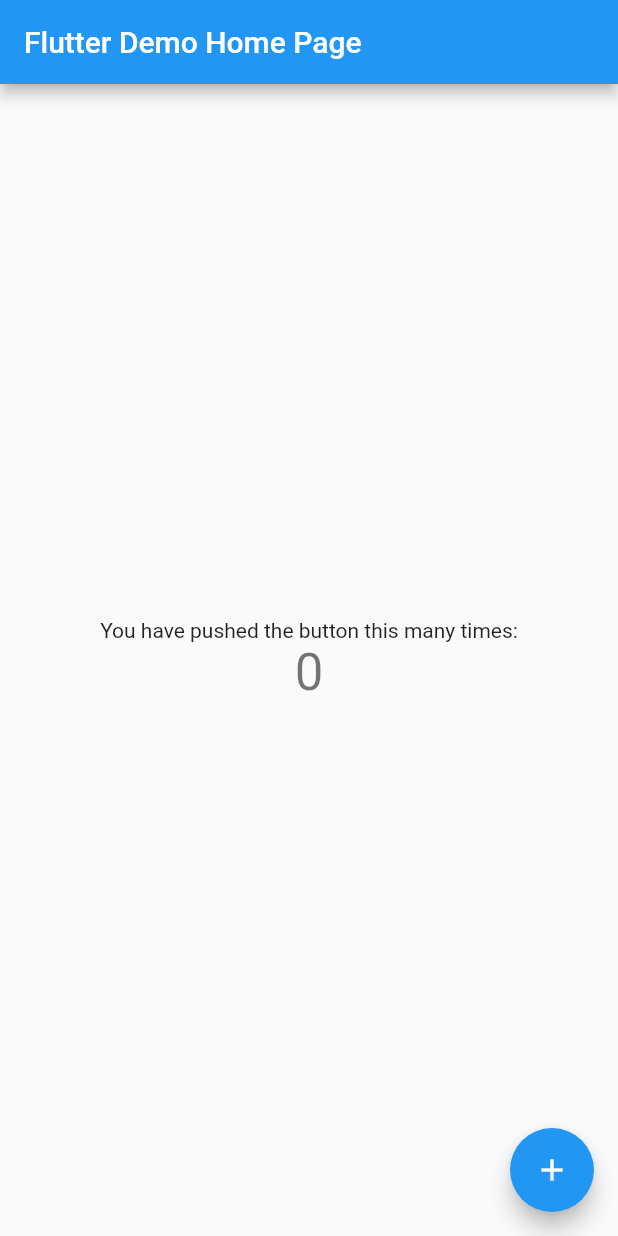
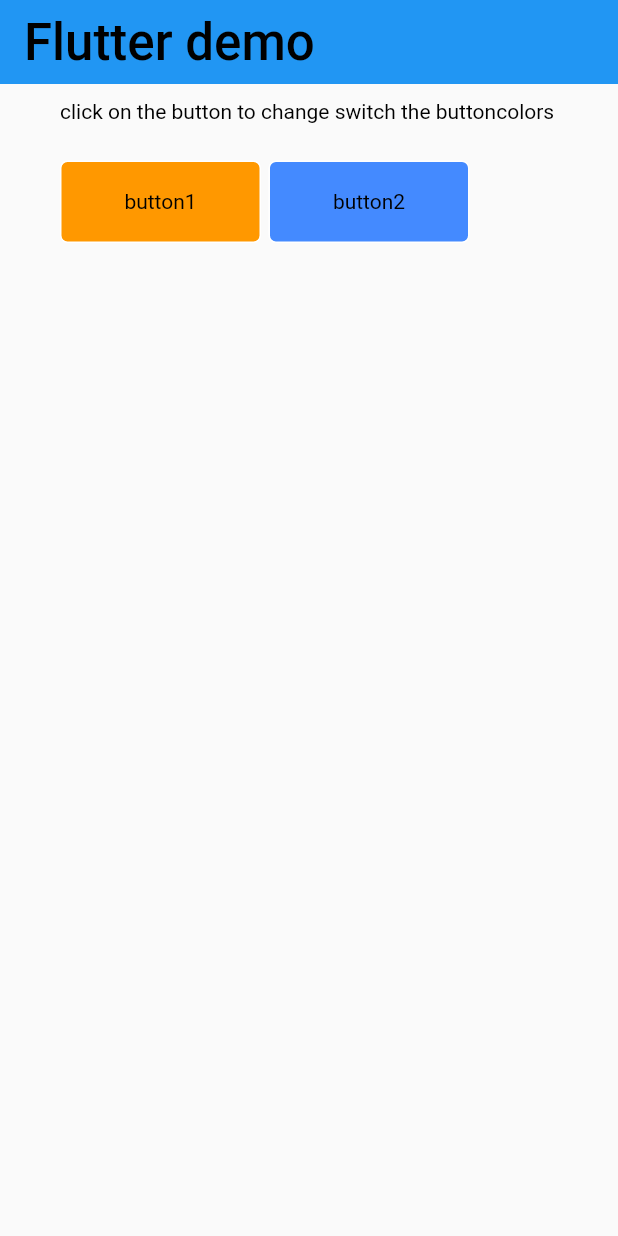
Before and after one commit to SnehaK3252/FlutterExamples, a Flutter app: the screen it shows after launch, on a phone screen of 412 x 824 dp. Run offline on Flutter 3.47's test engine with Material 2 defaults, Android fonts, the phone set to English and light mode, and no system bars.

Commit message:
button_color_switch

```diff
--- a/lib/main.dart
+++ b/lib/main.dart
@@ -1,3 +1,4 @@
+import 'package:buttoncolorchange/sitch_button_colors.dart';
 import 'package:flutter/material.dart';
 
 void main() => runApp(MyApp());
@@ -9,103 +10,9 @@ class MyApp extends StatelessWidget {
     return MaterialApp(
       title: 'Flutter Demo',
       theme: ThemeData(
-        // This is the theme of your application.
-        //
-        // Try running your application with "flutter run". You'll see the
-        // application has a blue toolbar. Then, without quitting the app, try
-        // changing the primarySwatch below to Colors.green and then invoke
-        // "hot reload" (press "r" in the console where you ran "flutter run",
-        // or simply save your changes to "hot reload" in a Flutter IDE).
-        // Notice that the counter didn't reset back to zero; the application
-        // is not restarted.
         primarySwatch: Colors.blue,
       ),
-      home: MyHomePage(title: 'Flutter Demo Home Page'),
+      home: SwitchButtonColor(),
     );
   }
 }
-
-class MyHomePage extends StatefulWidget {
-  MyHomePage({Key key, this.title}) : super(key: key);
-
-  // This widget is the home page of your application. It is stateful, meaning
-  // that it has a State object (defined below) that contains fields that affect
-  // how it looks.
-
-  // This class is the configuration for the state. It holds the values (in this
-  // case the title) provided by the parent (in this case the App widget) and
-  // used by the build method of the State. Fields in a Widget subclass are
-  // always marked "final".
-
-  final String title;
-
-  @override
-  _MyHomePageState createState() => _MyHomePageState();
-}
-
-class _MyHomePageState extends State<MyHomePage> {
-  int _counter = 0;
-
-  void _incrementCounter() {
-    setState(() {
-      // This call to setState tells the Flutter framework that something has
-      // changed in this State, which causes it to rerun the build method below
-      // so that the display can reflect the updated values. If we changed
-      // _counter without calling setState(), then the build method would not be
-      // called again, and so nothing would appear to happen.
-      _counter++;
-    });
-  }
-
-  @override
-  Widget build(BuildContext context) {
-    // This method is rerun every time setState is called, for instance as done
-    // by the _incrementCounter method above.
-    //
-    // The Flutter framework has been optimized to make rerunning build methods
-    // fast, so that you can just rebuild anything that needs updating rather
-    // than having to individually change instances of widgets.
-    return Scaffold(
-      appBar: AppBar(
-        // Here we take the value from the MyHomePage object that was created by
-        // the App.build method, and use it to set our appbar title.
-        title: Text(widget.title),
-      ),
-      body: Center(
-        // Center is a layout widget. It takes a single child and positions it
-        // in the middle of the parent.
-        child: Column(
-          // Column is also layout widget. It takes a list of children and
-          // arranges them vertically. By default, it sizes itself to fit its
-          // children horizontally, and tries to be as tall as its parent.
-          //
-          // Invoke "debug painting" (press "p" in the console, choose the
-          // "Toggle Debug Paint" action from the Flutter Inspector in Android
-          // Studio, or the "Toggle Debug Paint" command in Visual Studio Code)
-          // to see the wireframe for each widget.
-          //
-          // Column has various properties to control how it sizes itself and
-          // how it positions its children. Here we use mainAxisAlignment to
-          // center the children vertically; the main axis here is the vertical
-          // axis because Columns are vertical (the cross axis would be
-          // horizontal).
-          mainAxisAlignment: MainAxisAlignment.center,
-          children: <Widget>[
-            Text(
-              'You have pushed the button this many times:',
-            ),
-            Text(
-              '$_counter',
-              style: Theme.of(context).textTheme.display1,
-            ),
-          ],
-        ),
-      ),
-      floatingActionButton: FloatingActionButton(
-        onPressed: _incrementCounter,
-        tooltip: 'Increment',
-        child: Icon(Icons.add),
-      ), // This trailing comma makes auto-formatting nicer for build methods.
-    );
-  }
-}
--- /dev/null
+++ b/lib/sitch_button_colors.dart
@@ -0,0 +1,115 @@
+import 'package:flutter/material.dart';
+
+class SwitchButtonColor extends StatefulWidget {
+  @override
+  _SwitchButtonColorState createState() => _SwitchButtonColorState();
+}
+
+class _SwitchButtonColorState extends State<SwitchButtonColor> {
+  // GlobalKey<FormState> _formKey = GlobalKey<FormState>();
+
+  static bool _individualActive = false;
+  bool _businessActivity = !_individualActive;
+
+  void _handleTap() {
+    setState(() {
+      _individualActive = !_individualActive;
+      _businessActivity = !_individualActive;
+    });
+  }
+
+  void _handleTapBus() {
+    setState(() {
+      _businessActivity = !_businessActivity;
+      _individualActive = !_businessActivity;
+    });
+  }
+
+  @override
+  Widget build(BuildContext context) {
+    return Scaffold(
+        appBar: AppBar(
+          elevation: 0.0,
+          title: Text(
+            "Flutter demo",
+            style: TextStyle(
+              color: Colors.black,
+              fontSize: 34.0,
+            ),
+          ),
+        ),
+        body: Container(
+          child: SingleChildScrollView(
+            child: Padding(
+              padding: const EdgeInsets.only(
+                  top: 10.0, bottom: 100.0, left: 40.0, right: 40.0),
+              child: Column(
+                mainAxisAlignment: MainAxisAlignment.start,
+                crossAxisAlignment: CrossAxisAlignment.start,
+                mainAxisSize: MainAxisSize.max,
+                children: <Widget>[
+                  Text(
+                    "click on the button to change switch the buttoncolors",
+                    style: TextStyle(
+                      color: Colors.black,
+                      fontWeight: FontWeight.w400,
+                    ),
+                  ),
+                  SizedBox(
+                    height: 25.0,
+                  ),
+                  Row(
+                    mainAxisAlignment: MainAxisAlignment.start,
+                    crossAxisAlignment: CrossAxisAlignment.center,
+                    children: <Widget>[
+                      Container(
+                          height: 55.0,
+                          width: 134.0,
+                          decoration: BoxDecoration(
+                              color: _businessActivity
+                                  ? Colors.orange
+                                  : Colors.blueAccent,
+                              border: Border.all(color: Colors.white),
+                              borderRadius: BorderRadius.circular(5.0)),
+                          child: InkWell(
+                            onTap: _handleTapBus,
+                            child: Center(
+                              child: Text(
+                                "button1",
+                                style: TextStyle(
+                                    color: Colors.black,
+                                    fontWeight: FontWeight.w400),
+                              ),
+                            ),
+                          )),
+                      SizedBox(
+                        width: 5.0,
+                      ),
+                      Container(
+                          height: 55.0,
+                          width: 134.0,
+                          decoration: BoxDecoration(
+                              color: _individualActive
+                                  ? Colors.orange
+                                  : Colors.blueAccent,
+                              border: Border.all(color: Colors.white),
+                              borderRadius: BorderRadius.circular(5.0)),
+                          child: InkWell(
+                              onTap: _handleTap,
+                              child: Center(
+                                child: Text(
+                                  "button2",
+                                  style: TextStyle(
+                                      color: Colors.black,
+                                      fontWeight: FontWeight.w400),
+                                ),
+                              ))),
+                    ],
+                  ),
+                ],
+              ),
+            ),
+          ),
+        ));
+  }
+}
```
